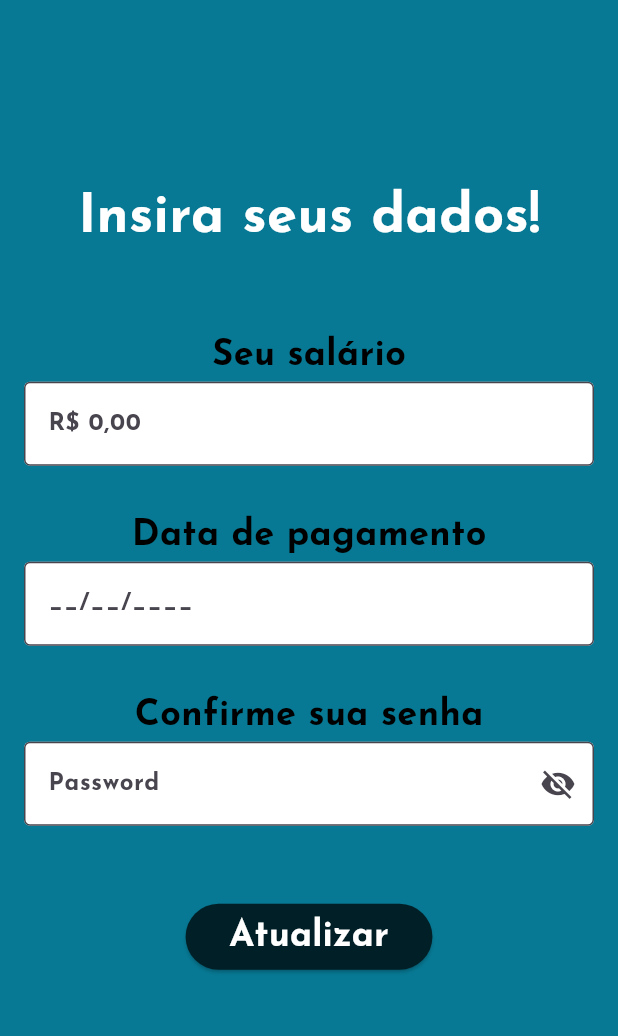
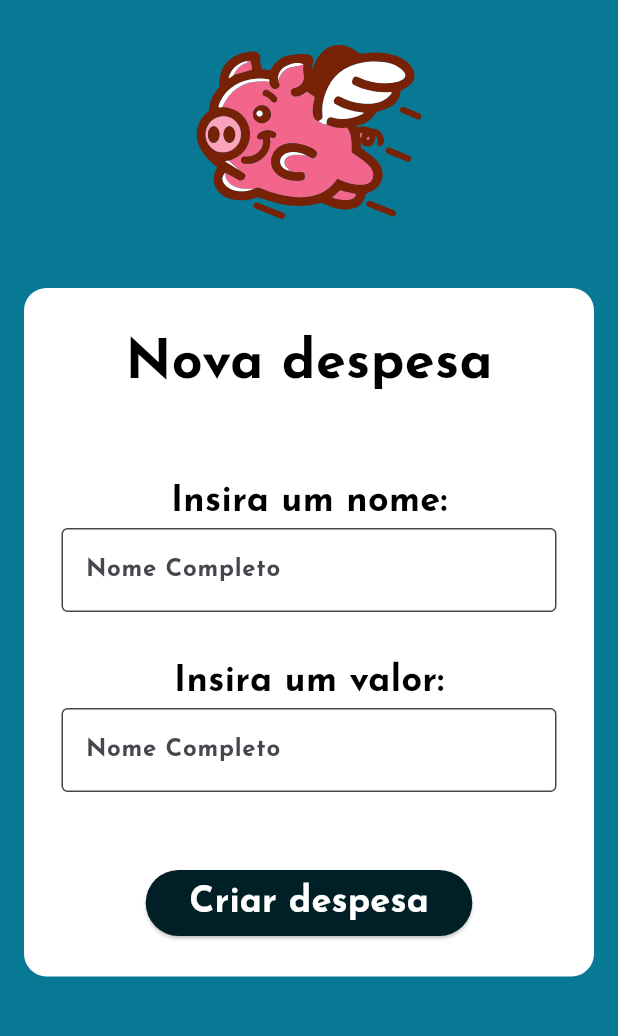
Before and after one commit to IgorLorentz/PorkPockets, a Flutter app: the DespesasPage screen opened by its route, after a tap on the "add" icon, on a phone screen of 412 x 824 dp, the part 84-1120 px from its top. Run offline on Flutter 3.47's test engine with Material 3 defaults, Android fonts, the phone set to English and light mode, and no system bars; our stand-ins replace flutter_svg.

Commit message:
Update Despesa

```diff
--- a/pork_pockets_app/lib/pages/despesas_page.dart
+++ b/pork_pockets_app/lib/pages/despesas_page.dart
@@ -72,7 +72,7 @@ class DespesasPage extends StatelessWidget {
                 ),
                 child: ElevatedButton(
                     onPressed: () {
-                      Navigator.pushNamed(context, "/cadastrar-renda");
+                      Navigator.pushNamed(context, "/nova-despesa");
                     },
                     style: ElevatedButton.styleFrom(
                       shape: const CircleBorder(),
@@ -136,7 +136,7 @@ class DespesasPage extends StatelessWidget {
                 ),
                 child: ElevatedButton(
                     onPressed: () {
-                      Navigator.pushNamed(context, "/nova-meta");
+                      Navigator.pushNamed(context, "/nova-despesa");
                     },
                     style: ElevatedButton.styleFrom(
                       shape: CircleBorder(),
--- /dev/null
+++ b/pork_pockets_app/lib/pages/new_despesa_page.dart
@@ -0,0 +1,99 @@
+// ignore_for_file: sized_box_for_whitespace
+
+import 'package:flutter/material.dart';
+import 'package:flutter_svg/flutter_svg.dart';
+import 'package:pork_pockets_app/models/despesas.dart';
+import 'package:pork_pockets_app/repositories/despesas_repository.dart';
+import 'package:pork_pockets_app/util/appbar.dart';
+import 'package:pork_pockets_app/util/color_util.dart';
+import 'package:pork_pockets_app/util/forms_util.dart';
+import 'package:pork_pockets_app/util/text_util.dart';
+
+class NovaDespesa extends StatefulWidget {
+  const NovaDespesa({super.key});
+
+  @override
+  State<NovaDespesa> createState() => _NovaDespesaState();
+}
+
+class _NovaDespesaState extends State<NovaDespesa> {
+  final _novaDespesaFormKey = GlobalKey<FormState>();
+  final nomeController = TextEditingController();
+  final valorController = TextEditingController();
+
+  @override
+  void dispose() {
+    nomeController.dispose();
+    valorController.dispose();
+    super.dispose();
+  }
+
+  @override
+  Widget build(BuildContext context) {
+    return Scaffold(
+      backgroundColor: Paleta.bgColor,
+      appBar: appBar(),
+      body: SingleChildScrollView(
+        child: Center(
+          child: Column(
+            mainAxisAlignment: MainAxisAlignment.center,
+            children: [
+              const SizedBox(height: 30),
+              SvgPicture.asset(
+                'assets/images/flying_pig.svg',
+                width: 150,
+              ),
+              const SizedBox(height: 30),
+              Form(
+                  key: _novaDespesaFormKey,
+                  child: Padding(
+                    padding: const EdgeInsets.all(16.0),
+                    child: Container(
+                      decoration: const BoxDecoration(
+                        color: Colors.white,
+                        borderRadius: BorderRadius.all(Radius.circular(15)),
+                      ),
+                      width: 400,
+                      padding: const EdgeInsets.all(25.0),
+                      child: Column(
+                        children: [
+                          bigText("Nova despesa", fontColor: Colors.black),
+                          const SizedBox(height: 50),
+                          mediumText("Insira um nome:",
+                              fontColor: Colors.black),
+                          despesaForm(TextInputAction.next, false, nomeController),
+                          const SizedBox(height: 30),
+                          mediumText("Insira um valor:",
+                              fontColor: Colors.black),
+                          despesaForm(TextInputAction.next, false, valorController),
+                          const SizedBox(height: 50),
+                          ElevatedButton(
+                              onPressed: () {
+                                DespesasRepository.despesaFix.add(Despesas(
+    nome: nomeController.text, valor: double.parse(valorController.text)));
+                              },
+                              style: ElevatedButton.styleFrom(
+                                backgroundColor: Paleta.azulEscurao,
+                              ),
+                              child: Padding(
+                                padding: const EdgeInsets.all(5.0),
+                                child: mediumText(
+                                  "Criar despesa",
+                                ),
+                              )),
+                        ],
+                      ),
+                    ),
+                  )),
+            ],
+          ),
+        ),
+      ),
+    );
+  }
+  void novaFixa() => DespesasRepository.despesaFix.add(Despesas(
+    nome: nomeController.text, valor: double.parse(valorController.text)));
+
+  void novaVariavel() => DespesasRepository.despesaVar.add(Despesas(
+    nome: nomeController.text, valor: double.parse(valorController.text)));
+}
--- a/pork_pockets_app/lib/routes.dart
+++ b/pork_pockets_app/lib/routes.dart
@@ -1,4 +1,5 @@
 import 'package:flutter/material.dart';
+import 'package:pork_pockets_app/pages/new_despesa_page.dart';
 import 'util/pages.dart';
 
 Map<String, WidgetBuilder> routes()
@@ -14,5 +15,6 @@ Map<String, WidgetBuilder> routes()
     '/guide': (context) => const GuidePage(),
     '/cadastrar-renda': (context) => const CadastraRenda(),
     '/despesas': (context) => const DespesasPage(),
+    '/nova-despesa': (context) => const NovaDespesa(),
   };
 }
--- a/pork_pockets_app/lib/util/forms_util.dart
+++ b/pork_pockets_app/lib/util/forms_util.dart
@@ -2,10 +2,11 @@ import 'package:flutter/material.dart';
 import 'package:pork_pockets_app/pages/validator.dart';
 
 final Validation validar = Validation();
-TextFormField NameForm(TextInputAction textInputAction, bool autofocus,
-    TextEditingController? controller) {
+TextFormField NameForm(
+  TextInputAction textInputAction,
+  bool autofocus,
+) {
   return TextFormField(
-    controller: controller,
     validator: (nome) => validar.campoNome(nome.toString()),
     textInputAction: TextInputAction.next,
     keyboardType: TextInputType.text,
@@ -117,3 +118,24 @@ TextFormField ValueForm(TextInputAction textInputAction, bool autofocus) {
     ),
   );
 }
+
+TextFormField despesaForm(TextInputAction textInputAction, bool autofocus,
+    TextEditingController? controller) {
+  return TextFormField(
+    controller: controller,
+    validator: (nome) => validar.campoNome(nome.toString()),
+    textInputAction: TextInputAction.next,
+    keyboardType: TextInputType.text,
+    autofocus: autofocus,
+    decoration: const InputDecoration(
+      hintText: "Nome Completo",
+      border: OutlineInputBorder(borderSide: BorderSide()),
+      fillColor: Colors.white,
+      filled: true,
+    ),
+    style: const TextStyle(
+      fontFamily: "Josefin",
+      fontWeight: FontWeight.bold,
+    ),
+  );
+}
```
